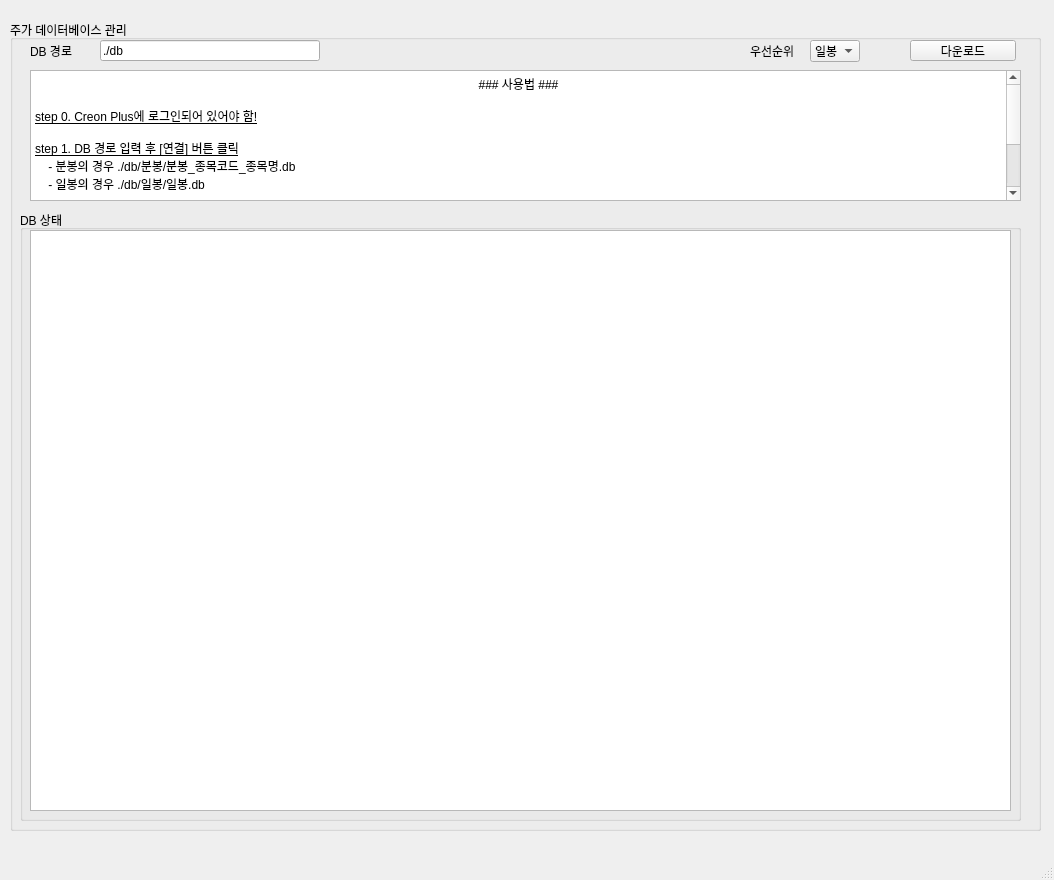
Old version of the form Creon-Datareader-master/creon_datareader.ui in the repository webclinic017/stock-19.
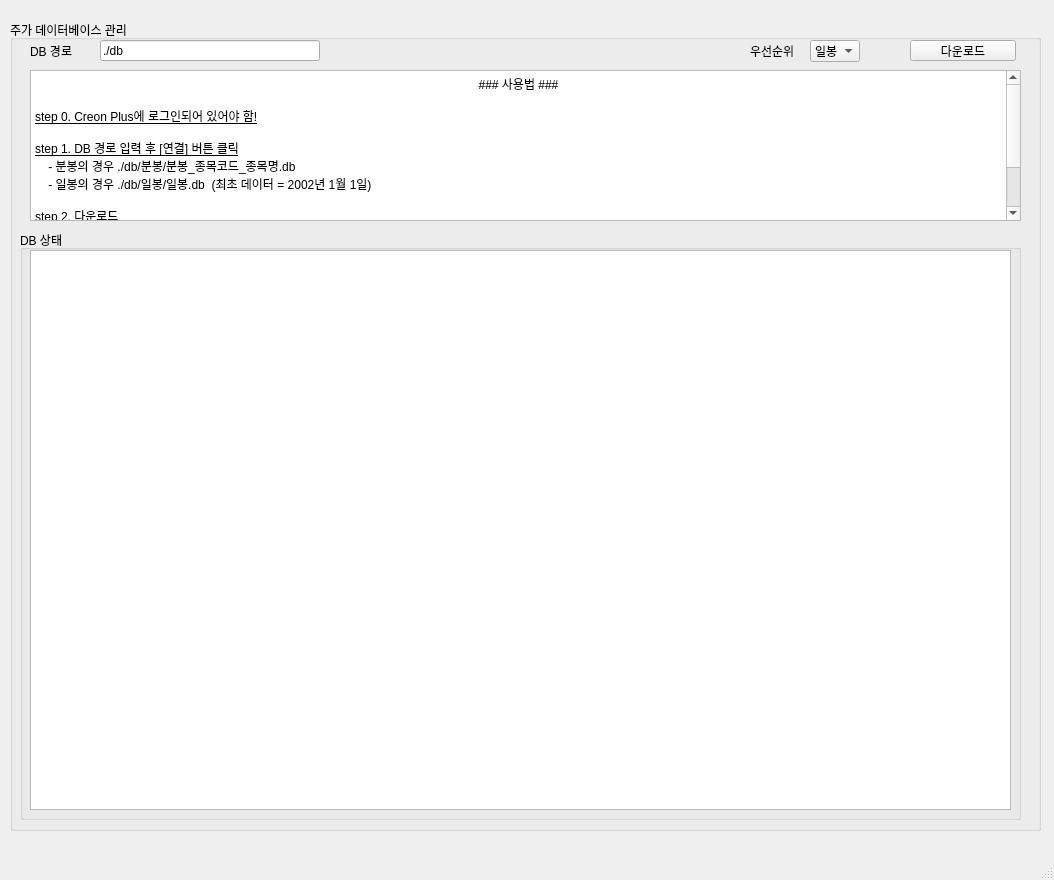
New version of the form.

Commit message: RequestDay 변경

Diff of the .ui file:
```diff
--- a/Creon-Datareader-master/creon_datareader.ui
+++ b/Creon-Datareader-master/creon_datareader.ui
@@ -39,9 +39,9 @@
      <property name="geometry">
       <rect>
        <x>10</x>
-       <y>190</y>
+       <y>210</y>
        <width>1001</width>
-       <height>611</height>
+       <height>590</height>
       </rect>
      </property>
      <property name="title">
@@ -53,7 +53,7 @@
         <x>10</x>
         <y>20</y>
         <width>981</width>
-        <height>581</height>
+        <height>560</height>
        </rect>
       </property>
       <attribute name="horizontalHeaderCascadingSectionResizes">
@@ -124,7 +124,7 @@
        <x>20</x>
        <y>50</y>
        <width>991</width>
-       <height>131</height>
+       <height>151</height>
       </rect>
      </property>
      <property name="html">
@@ -138,7 +138,7 @@
 &lt;p style=&quot;-qt-paragraph-type:empty; margin-top:0px; margin-bottom:0px; margin-left:0px; margin-right:0px; -qt-block-indent:0; text-indent:0px; text-decoration: underline;&quot;&gt;&lt;br /&gt;&lt;/p&gt;
 &lt;p style=&quot; margin-top:0px; margin-bottom:0px; margin-left:0px; margin-right:0px; -qt-block-indent:0; text-indent:0px;&quot;&gt;&lt;span style=&quot; text-decoration: underline;&quot;&gt;step 1. DB 경로 입력 후 [연결] 버튼 클릭&lt;/span&gt;&lt;/p&gt;
 &lt;p style=&quot; margin-top:0px; margin-bottom:0px; margin-left:0px; margin-right:0px; -qt-block-indent:0; text-indent:0px;&quot;&gt;    - 분봉의 경우 ./db/분봉/분봉_종목코드_종목명.db &lt;/p&gt;
-&lt;p style=&quot; margin-top:0px; margin-bottom:0px; margin-left:0px; margin-right:0px; -qt-block-indent:0; text-indent:0px;&quot;&gt;    - 일봉의 경우 ./db/일봉/일봉.db &lt;/p&gt;
+&lt;p style=&quot; margin-top:0px; margin-bottom:0px; margin-left:0px; margin-right:0px; -qt-block-indent:0; text-indent:0px;&quot;&gt;    - 일봉의 경우 ./db/일봉/일봉.db  (최초 데이터 = 2002년 1월 1일)&lt;/p&gt;
 &lt;p style=&quot;-qt-paragraph-type:empty; margin-top:0px; margin-bottom:0px; margin-left:0px; margin-right:0px; -qt-block-indent:0; text-indent:0px;&quot;&gt;&lt;br /&gt;&lt;/p&gt;
 &lt;p style=&quot; margin-top:0px; margin-bottom:0px; margin-left:0px; margin-right:0px; -qt-block-indent:0; text-indent:0px;&quot;&gt;&lt;span style=&quot; text-decoration: underline;&quot;&gt;step 2. 다운로드&lt;/span&gt;&lt;/p&gt;
 &lt;p style=&quot; margin-top:0px; margin-bottom:0px; margin-left:0px; margin-right:0px; -qt-block-indent:0; text-indent:0px;&quot;&gt;    - 다운로드 클릭시 기존 분봉, 일봉 데이터에 내용 추가됨&lt;/p&gt;
```
The commit also changes 2 other files.
